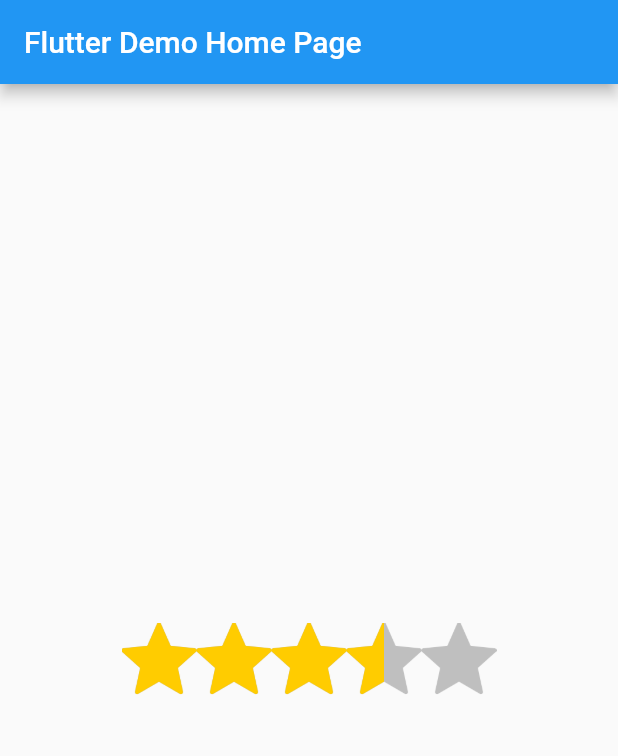
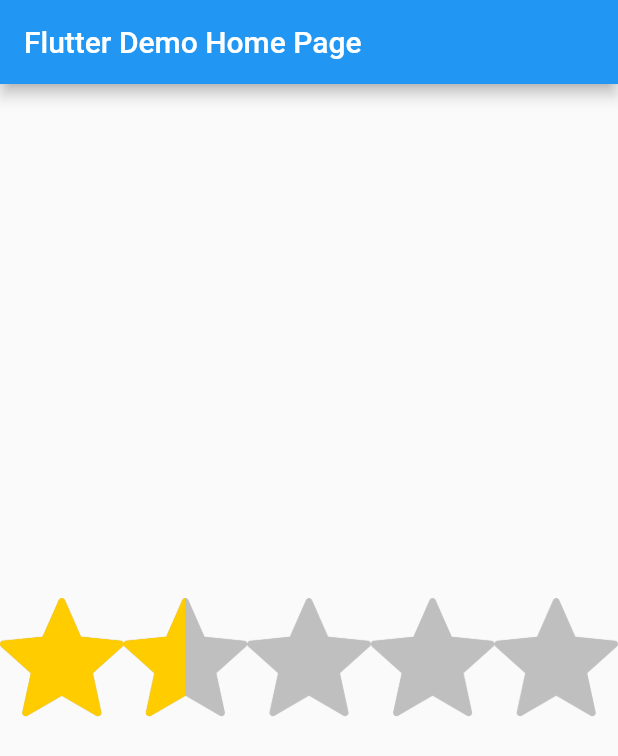
Before and after one commit to jessicajimantoro/rating-component, a Flutter app: the screen it shows after launch, on a phone screen of 412 x 824 dp. Shown: the top 756 px of the screen. Run offline on Flutter 3.47's test engine with Material 2 defaults, Android fonts, the phone set to English and light mode, and no system bars.

Commit message:
add dynamic stars

```diff
--- a/lib/components/rating.dart
+++ b/lib/components/rating.dart
@@ -4,9 +4,11 @@ class Rating extends StatefulWidget {
   Rating({
     Key? key,
     this.score = 0,
+    this.stars = 5,
   }) : super(key: key);
 
   final double score;
+  final int stars;
 
   @override
   _RatingState createState() => _RatingState();
@@ -14,18 +16,20 @@ class Rating extends StatefulWidget {
 
 class _RatingState extends State<Rating> {
   late double _score = widget.score;
+  late double _height = MediaQuery.of(context).size.width / widget.stars;
 
   @override
   Widget build(BuildContext context) {
+    print(_height);
     return Stack(
       alignment: Alignment.center,
       children: [
         SizedBox(
-          height: 50.0,
+          height: _height,
           child: Row(
             mainAxisSize: MainAxisSize.min,
             children: List<Widget>.generate(
-              5,
+              widget.stars,
               (index) {
                 return GestureDetector(
                   key: ValueKey(index + 1),
@@ -36,8 +40,8 @@ class _RatingState extends State<Rating> {
                   },
                   child: Container(
                     color: Colors.transparent,
-                    width: 50.0,
-                    height: 50.0,
+                    width: _height,
+                    height: _height,
                   ),
                 );
               },
@@ -47,11 +51,11 @@ class _RatingState extends State<Rating> {
         IgnorePointer(
           ignoring: true,
           child: SizedBox(
-            height: 50.0,
+            height: _height,
             child: Row(
               mainAxisSize: MainAxisSize.min,
               children: List<Widget>.filled(
-                5,
+                widget.stars,
                 Container(
                   child: Image.asset('images/star_grey.png'),
                 ),
@@ -62,13 +66,17 @@ class _RatingState extends State<Rating> {
         IgnorePointer(
           ignoring: true,
           child: SizedBox(
-            height: 50.0,
+            height: _height,
             child: ClipRect(
-              clipper: RatingClipper(_score),
+              clipper: RatingClipper(
+                _score,
+                _height,
+                widget.stars,
+              ),
               child: Row(
                 mainAxisSize: MainAxisSize.min,
                 children: List<Widget>.filled(
-                  5,
+                  widget.stars,
                   Container(
                     child: Image.asset('images/star.png'),
                   ),
@@ -84,12 +92,14 @@ class _RatingState extends State<Rating> {
 
 class RatingClipper extends CustomClipper<Rect> {
   final double score;
+  final double height;
+  final int stars;
 
-  RatingClipper(this.score);
+  RatingClipper(this.score, this.height, this.stars);
 
   @override
   Rect getClip(Size size) {
-    return const Offset(0, 0) & Size(size.width * score * 0.2, 50.0);
+    return const Offset(0, 0) & Size(size.width * score / stars, height);
   }
 
   @override
--- a/lib/main.dart
+++ b/lib/main.dart
@@ -36,7 +36,8 @@ class _MyHomePageState extends State<MyHomePage> {
       ),
       body: Center(
         child: Rating(
-          score: 3.5,
+          score: 1.5,
+          stars: 5,
         ),
       ),
     );
```
